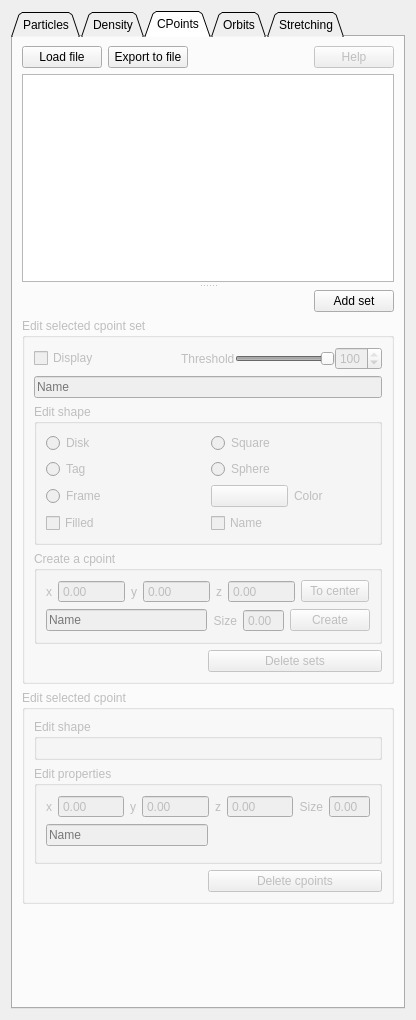
jcldc/glnemo2, file src/formobjectcontrol.ui: the form before one commit.
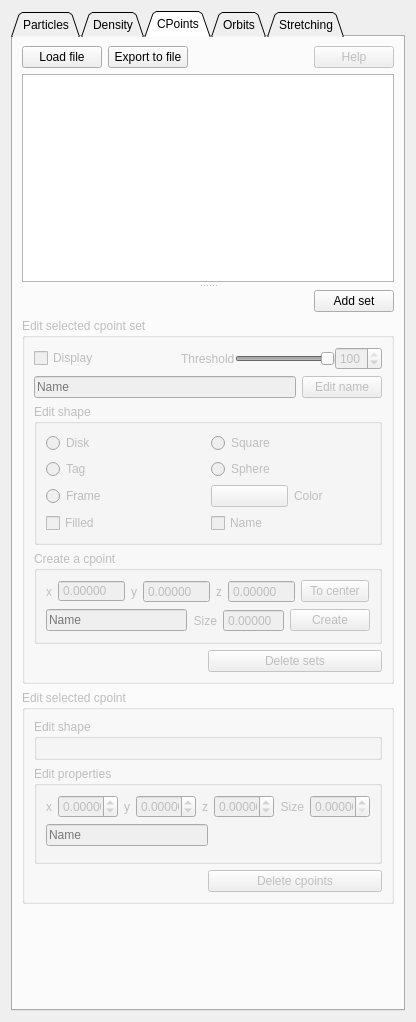
The form after the commit. Icons and pictures are not drawn.

```diff
--- a/src/formobjectcontrol.ui
+++ b/src/formobjectcontrol.ui
@@ -7,7 +7,7 @@
     <x>0</x>
     <y>0</y>
     <width>416</width>
-    <height>1020</height>
+    <height>1022</height>
    </rect>
   </property>
   <property name="sizePolicy">
@@ -1276,14 +1276,28 @@
                   </layout>
                  </item>
                  <item>
-                  <widget class="QLineEdit" name="edit_cpointset_name">
-                   <property name="toolTip">
-                    <string>Name of the cpoint</string>
+                  <layout class="QHBoxLayout" name="horizontalLayout_9">
+                   <property name="topMargin">
+                    <number>0</number>
                    </property>
-                   <property name="placeholderText">
-                    <string>Name</string>
-                   </property>
-                  </widget>
+                   <item>
+                    <widget class="QLineEdit" name="edit_cpointset_name">
+                     <property name="toolTip">
+                      <string>Name of the cpoint</string>
+                     </property>
+                     <property name="placeholderText">
+                      <string>Name</string>
+                     </property>
+                    </widget>
+                   </item>
+                   <item>
+                    <widget class="QPushButton" name="edit_cpointset_name_btn">
+                     <property name="text">
+                      <string>Edit name</string>
+                     </property>
+                    </widget>
+                   </item>
+                  </layout>
                  </item>
                  <item>
                   <widget class="QGroupBox" name="groupBox_11">
@@ -1429,9 +1443,15 @@
                       </item>
                       <item>
                        <widget class="QDoubleSpinBox" name="add_cpoint_coords_x">
+                        <property name="styleSheet">
+                         <string notr="true">QSpinBox::up-button{width:0px;}</string>
+                        </property>
                         <property name="buttonSymbols">
                          <enum>QAbstractSpinBox::NoButtons</enum>
                         </property>
+                        <property name="decimals">
+                         <number>5</number>
+                        </property>
                         <property name="minimum">
                          <double>-100000000000000096986267123712.000000000000000</double>
                         </property>
@@ -1461,6 +1481,9 @@
                         <property name="buttonSymbols">
                          <enum>QAbstractSpinBox::NoButtons</enum>
                         </property>
+                        <property name="decimals">
+                         <number>5</number>
+                        </property>
                         <property name="minimum">
                          <double>-100000000000000096986267123712.000000000000000</double>
                         </property>
@@ -1490,6 +1513,9 @@
                         <property name="buttonSymbols">
                          <enum>QAbstractSpinBox::NoButtons</enum>
                         </property>
+                        <property name="decimals">
+                         <number>5</number>
+                        </property>
                         <property name="minimum">
                          <double>-100000000000000096986267123712.000000000000000</double>
                         </property>
@@ -1549,6 +1575,9 @@
                         <property name="buttonSymbols">
                          <enum>QAbstractSpinBox::NoButtons</enum>
                         </property>
+                        <property name="decimals">
+                         <number>5</number>
+                        </property>
                        </widget>
                       </item>
                       <item>
@@ -1712,7 +1741,10 @@
                          <string>Edit x coordinate of selected cpoint</string>
                         </property>
                         <property name="buttonSymbols">
-                         <enum>QAbstractSpinBox::NoButtons</enum>
+                         <enum>QAbstractSpinBox::UpDownArrows</enum>
+                        </property>
+                        <property name="decimals">
+                         <number>5</number>
                         </property>
                         <property name="minimum">
                          <double>-100000000000000096986267123712.000000000000000</double>
@@ -1744,7 +1776,10 @@
                          <string>Edit y coordinate of selected cpoint</string>
                         </property>
                         <property name="buttonSymbols">
-                         <enum>QAbstractSpinBox::NoButtons</enum>
+                         <enum>QAbstractSpinBox::UpDownArrows</enum>
+                        </property>
+                        <property name="decimals">
+                         <number>5</number>
                         </property>
                         <property name="minimum">
                          <double>-100000000000000096986267123712.000000000000000</double>
@@ -1776,7 +1811,10 @@
                          <string>Edit z coordinate of selected cpoint</string>
                         </property>
                         <property name="buttonSymbols">
-                         <enum>QAbstractSpinBox::NoButtons</enum>
+                         <enum>QAbstractSpinBox::UpDownArrows</enum>
+                        </property>
+                        <property name="decimals">
+                         <number>5</number>
                         </property>
                         <property name="minimum">
                          <double>-100000000000000096986267123712.000000000000000</double>
@@ -1808,7 +1846,13 @@
                          <string>Edit size of selected cpoint</string>
                         </property>
                         <property name="buttonSymbols">
-                         <enum>QAbstractSpinBox::NoButtons</enum>
+                         <enum>QAbstractSpinBox::UpDownArrows</enum>
+                        </property>
+                        <property name="decimals">
+                         <number>5</number>
+                        </property>
+                        <property name="stepType">
+                         <enum>QAbstractSpinBox::AdaptiveDecimalStepType</enum>
                         </property>
                        </widget>
                       </item>
```
Left out of the diff: 25 changed lines with no effect on the pictures.
